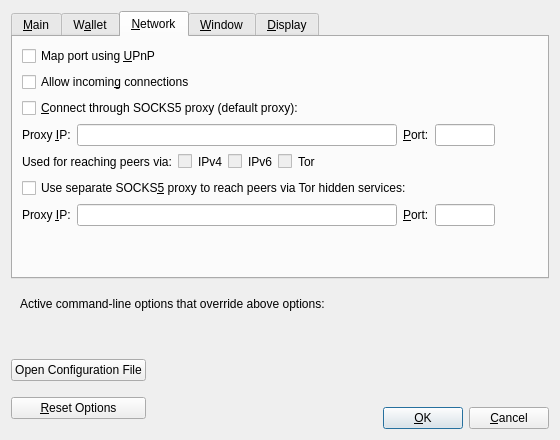
Above: src/qt/forms/optionsdialog.ui from kvazar-network/kevacoin before the change. Below: the same form after it.
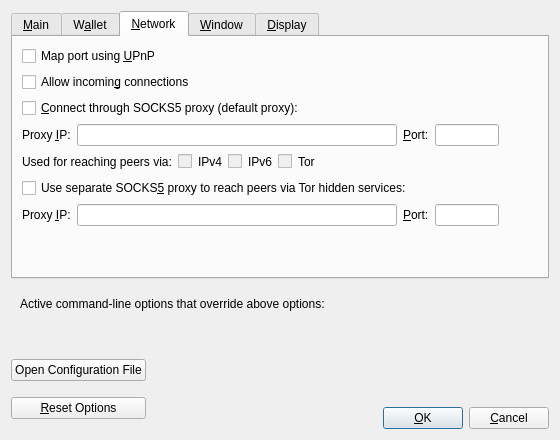
That is the form after the change. The open tabs and pages were chosen to show the change. Custom widgets are drawn as their Qt base class.

Commit message: increase port entry width

```diff
--- a/src/qt/forms/optionsdialog.ui
+++ b/src/qt/forms/optionsdialog.ui
@@ -267,13 +267,13 @@
           <widget class="QLineEdit" name="proxyPort">
            <property name="minimumSize">
             <size>
-             <width>60</width>
+             <width>64</width>
              <height>0</height>
             </size>
            </property>
            <property name="maximumSize">
             <size>
-             <width>60</width>
+             <width>64</width>
              <height>16777215</height>
             </size>
            </property>
@@ -454,13 +454,13 @@
           <widget class="QLineEdit" name="proxyPortTor">
            <property name="minimumSize">
             <size>
-             <width>60</width>
+             <width>64</width>
              <height>0</height>
             </size>
            </property>
            <property name="maximumSize">
             <size>
-             <width>60</width>
+             <width>64</width>
              <height>16777215</height>
             </size>
            </property>
```
